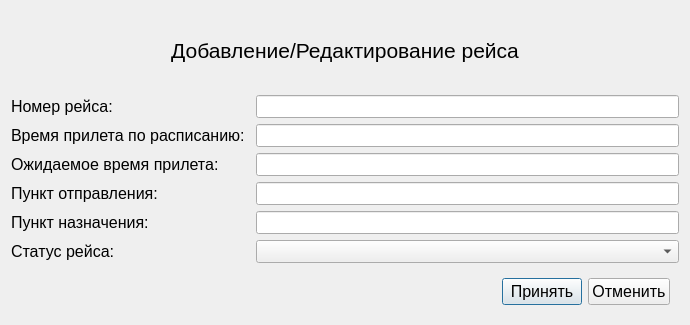
First picture: the form in addflight.ui, repository Tweety-sat/Flight-scoreboard, before the edit.
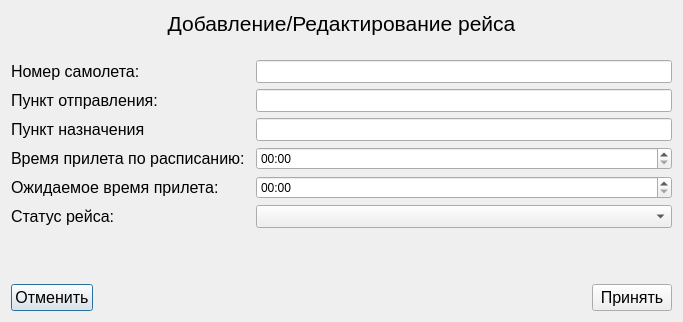
Second picture: the form after the edit.

What changed in the file:
```diff
--- a/addflight.ui
+++ b/addflight.ui
@@ -6,64 +6,34 @@
    <rect>
     <x>0</x>
     <y>0</y>
-    <width>690</width>
-    <height>325</height>
+    <width>683</width>
+    <height>322</height>
    </rect>
   </property>
   <property name="windowTitle">
    <string>Dialog</string>
   </property>
-  <layout class="QVBoxLayout" name="verticalLayout">
-   <item>
-    <widget class="QLabel" name="label">
-     <property name="font">
-      <font>
-       <pointsize>16</pointsize>
-      </font>
-     </property>
-     <property name="text">
-      <string>Добавление/Редактирование рейса</string>
-     </property>
-     <property name="alignment">
-      <set>Qt::AlignCenter</set>
-     </property>
-    </widget>
-   </item>
-   <item>
-    <layout class="QFormLayout" name="formLayout">
-     <item row="0" column="0">
-      <widget class="QLabel" name="label_2">
+  <layout class="QGridLayout" name="gridLayout">
+   <item row="3" column="0">
+    <layout class="QGridLayout" name="gridLayout_2">
+     <item row="4" column="1">
+      <widget class="QLineEdit" name="Nazn">
        <property name="font">
         <font>
-         <pointsize>12</pointsize>
+         <pointsize>10</pointsize>
         </font>
-       </property>
-       <property name="text">
-        <string>Номер рейса: </string>
-       </property>
-      </widget>
-     </item>
-     <item row="1" column="0">
-      <widget class="QLabel" name="label_3">
-       <property name="font">
-        <font>
-         <pointsize>12</pointsize>
-        </font>
-       </property>
-       <property name="text">
-        <string>Время прилета по расписанию: </string>
        </property>
       </widget>
      </item>
      <item row="2" column="0">
-      <widget class="QLabel" name="label_4">
+      <widget class="QLabel" name="label_2">
        <property name="font">
         <font>
          <pointsize>12</pointsize>
         </font>
        </property>
        <property name="text">
-        <string>Ожидаемое время прилета: </string>
+        <string>Номер самолета:</string>
        </property>
       </widget>
      </item>
@@ -87,48 +57,31 @@
         </font>
        </property>
        <property name="text">
-        <string>Пункт назначения: </string>
+        <string>Пункт назначения</string>
        </property>
       </widget>
      </item>
-     <item row="5" column="0">
-      <widget class="QLabel" name="label_7">
-       <property name="font">
-        <font>
-         <pointsize>12</pointsize>
-        </font>
+     <item row="7" column="1">
+      <widget class="QTimeEdit" name="time_2">
+       <property name="cursor">
+        <cursorShape>IBeamCursor</cursorShape>
        </property>
-       <property name="text">
-        <string>Статус рейса: </string>
+       <property name="displayFormat">
+        <string>HH:mm</string>
        </property>
-      </widget>
-     </item>
-     <item row="0" column="1">
-      <widget class="QLineEdit" name="lineEdit">
-       <property name="maximumSize">
-        <size>
-         <width>16777215</width>
-         <height>50</height>
-        </size>
+       <property name="calendarPopup">
+        <bool>false</bool>
        </property>
-       <property name="font">
-        <font>
-         <pointsize>10</pointsize>
-        </font>
+       <property name="currentSectionIndex">
+        <number>0</number>
        </property>
-      </widget>
-     </item>
-     <item row="1" column="1">
-      <widget class="QLineEdit" name="lineEdit_2">
-       <property name="font">
-        <font>
-         <pointsize>10</pointsize>
-        </font>
+       <property name="timeSpec">
+        <enum>Qt::LocalTime</enum>
        </property>
       </widget>
      </item>
      <item row="2" column="1">
-      <widget class="QLineEdit" name="lineEdit_3">
+      <widget class="QLineEdit" name="Number">
        <property name="font">
         <font>
          <pointsize>10</pointsize>
@@ -136,8 +89,32 @@
        </property>
       </widget>
      </item>
+     <item row="11" column="0">
+      <widget class="QLabel" name="label_8">
+       <property name="font">
+        <font>
+         <pointsize>12</pointsize>
+        </font>
+       </property>
+       <property name="text">
+        <string>Статус рейса: </string>
+       </property>
+      </widget>
+     </item>
+     <item row="7" column="0">
+      <widget class="QLabel" name="label_4">
+       <property name="font">
+        <font>
+         <pointsize>12</pointsize>
+        </font>
+       </property>
+       <property name="text">
+        <string>Ожидаемое время прилета: </string>
+       </property>
+      </widget>
+     </item>
      <item row="3" column="1">
-      <widget class="QLineEdit" name="lineEdit_4">
+      <widget class="QLineEdit" name="Otpr">
        <property name="font">
         <font>
          <pointsize>10</pointsize>
@@ -145,17 +122,30 @@
        </property>
       </widget>
      </item>
-     <item row="4" column="1">
-      <widget class="QLineEdit" name="lineEdit_5">
+     <item row="6" column="0">
+      <widget class="QLabel" name="label_3">
        <property name="font">
         <font>
-         <pointsize>10</pointsize>
+         <pointsize>12</pointsize>
         </font>
        </property>
+       <property name="text">
+        <string>Время прилета по расписанию: </string>
+       </property>
       </widget>
      </item>
-     <item row="5" column="1">
-      <widget class="QComboBox" name="comboBox">
+     <item row="6" column="1">
+      <widget class="QTimeEdit" name="time_1">
+       <property name="cursor">
+        <cursorShape>IBeamCursor</cursorShape>
+       </property>
+       <property name="displayFormat">
+        <string>HH:mm</string>
+       </property>
+      </widget>
+     </item>
+     <item row="11" column="1">
+      <widget class="QComboBox" name="Status_box">
        <property name="font">
         <font>
          <pointsize>10</pointsize>
@@ -185,20 +175,23 @@
      </item>
     </layout>
    </item>
-   <item>
+   <item row="6" column="0">
     <layout class="QHBoxLayout" name="horizontalLayout">
-     <property name="leftMargin">
-      <number>9</number>
-     </property>
-     <property name="topMargin">
-      <number>9</number>
-     </property>
-     <property name="rightMargin">
-      <number>9</number>
-     </property>
-     <property name="bottomMargin">
-      <number>9</number>
-     </property>
+     <item>
+      <widget class="QPushButton" name="cancel">
+       <property name="font">
+        <font>
+         <pointsize>12</pointsize>
+        </font>
+       </property>
+       <property name="cursor">
+        <cursorShape>PointingHandCursor</cursorShape>
+       </property>
+       <property name="text">
+        <string>Отменить</string>
+       </property>
+      </widget>
+     </item>
      <item>
       <spacer name="horizontalSpacer">
        <property name="orientation">
@@ -224,20 +217,77 @@
        </property>
       </widget>
      </item>
-     <item>
-      <widget class="QPushButton" name="cancel">
-       <property name="font">
-        <font>
-         <pointsize>12</pointsize>
-        </font>
-       </property>
-       <property name="text">
-        <string>Отменить</string>
-       </property>
-      </widget>
-     </item>
     </layout>
    </item>
+   <item row="5" column="0">
+    <widget class="QLabel" name="error">
+     <property name="minimumSize">
+      <size>
+       <width>0</width>
+       <height>25</height>
+      </size>
+     </property>
+     <property name="maximumSize">
+      <size>
+       <width>16777215</width>
+       <height>25</height>
+      </size>
+     </property>
+     <property name="cursor">
+      <cursorShape>ForbiddenCursor</cursorShape>
+     </property>
+     <property name="styleSheet">
+      <string notr="true">QLabel { color: rgb(200, 0, 0); } </string>
+     </property>
+     <property name="text">
+      <string/>
+     </property>
+     <property name="alignment">
+      <set>Qt::AlignCenter</set>
+     </property>
+    </widget>
+   </item>
+   <item row="1" column="0">
+    <widget class="QLabel" name="label_7">
+     <property name="font">
+      <font>
+       <pointsize>16</pointsize>
+      </font>
+     </property>
+     <property name="text">
+      <string>Добавление/Редактирование рейса</string>
+     </property>
+     <property name="alignment">
+      <set>Qt::AlignCenter</set>
+     </property>
+    </widget>
+   </item>
+   <item row="4" column="0">
+    <spacer name="verticalSpacer">
+     <property name="orientation">
+      <enum>Qt::Vertical</enum>
+     </property>
+     <property name="sizeHint" stdset="0">
+      <size>
+       <width>20</width>
+       <height>40</height>
+      </size>
+     </property>
+    </spacer>
+   </item>
+   <item row="2" column="0">
+    <spacer name="verticalSpacer_2">
+     <property name="orientation">
+      <enum>Qt::Vertical</enum>
+     </property>
+     <property name="sizeHint" stdset="0">
+      <size>
+       <width>20</width>
+       <height>40</height>
+      </size>
+     </property>
+    </spacer>
+   </item>
   </layout>
  </widget>
  <resources/>
```
Left out of the diff: 28 changed lines with no effect on the pictures.
